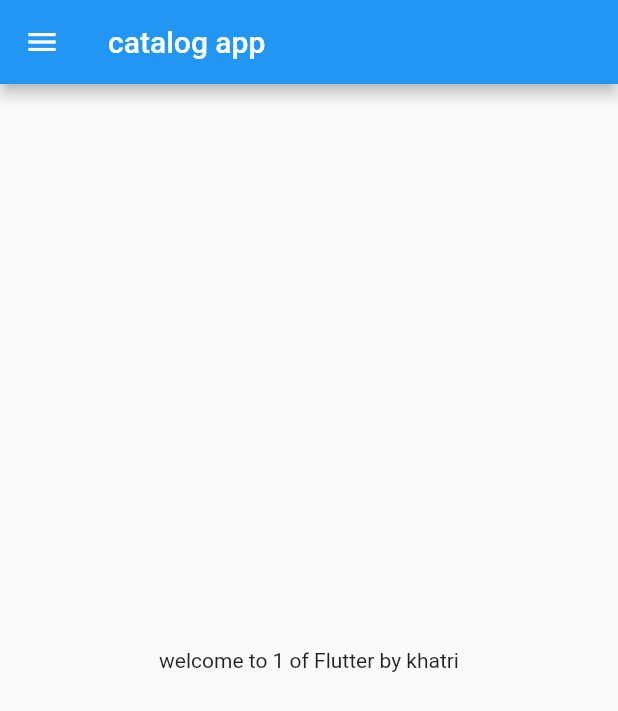
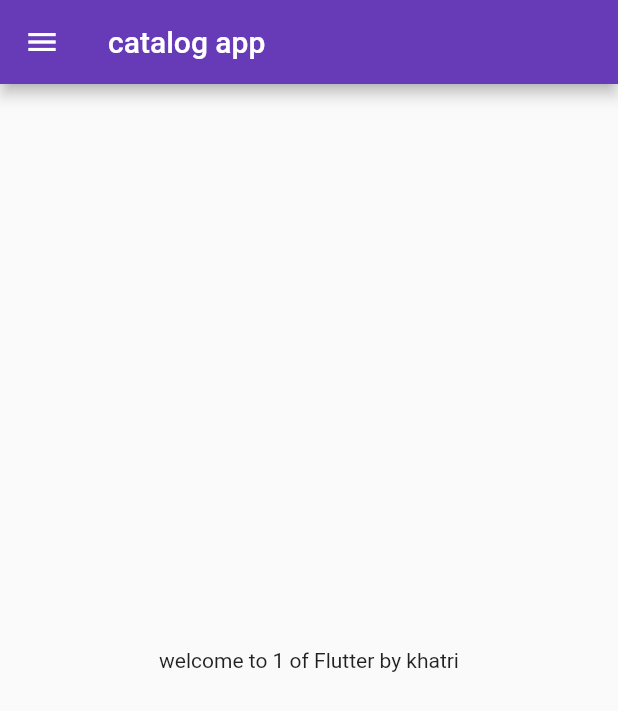
Before and after one commit to Rahulsinghkhatri/FIRST_FLUTTER_APP, a Flutter app: the screen it shows after launch, on a phone screen of 412 x 824 dp. Shown: the top 711 px of the screen. Run offline on Flutter 3.47's test engine with Material 2 defaults, Android fonts, the phone set to English and light mode, and no system bars.

Commit message:
day4 completed

```diff
--- a/flutter_application_1/lib/main.dart
+++ b/flutter_application_1/lib/main.dart
@@ -1,5 +1,6 @@
 import 'package:flutter/material.dart';
-import 'package:flutter_application_1/home_page.dart';
+import 'package:flutter_application_1/pages/home_page.dart';
+import 'package:flutter_application_1/pages/login_page.dart';
 
 void main() {
   runApp(MyApp());
@@ -9,7 +10,19 @@ class MyApp extends StatelessWidget {
   @override
   Widget build(BuildContext context) {
     return MaterialApp(
-      home: HomePage(),
+      //home: HomePage(),      ////Either we will use this or use route to define homepage
+      themeMode: ThemeMode.light, //if here thememode.dark the it will be dark
+      theme: ThemeData(primarySwatch: Colors.deepPurple),
+      darkTheme: ThemeData(
+          brightness: Brightness
+              .dark //it will overide the deepPurple color so the theme will be dark
+          ),
+      initialRoute: "/home",
+      routes: {
+        "/": (context) => HomePage(),
+        "/home": (context) => HomePage(),
+        "/Login": (context) => LoginPage()
+      },
     );
   }
 }
```
Also changed, not shown: flutter_application_1/lib/pages/login_page.dart (added, +19 -0 lines), flutter_application_1/lib/pages/home_page.dart (renamed from flutter_application_1/lib/home_page.dart).
